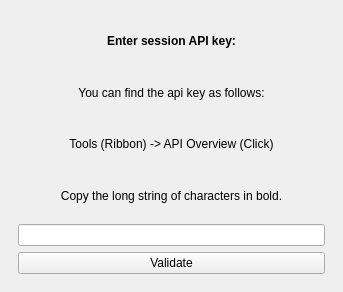
Above: tygron_dockwidget_base.ui from Tygron/qgis-plugin-tygron before the change. Below: the same form after it.
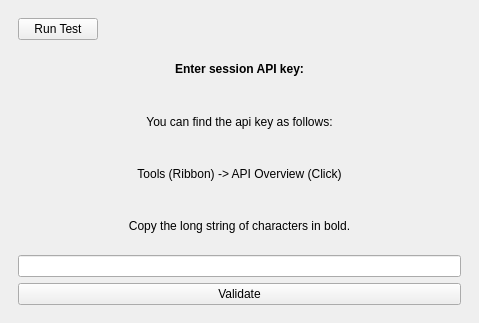
That is the form after the change. The open tabs and pages were chosen to show the change. Custom widgets are drawn as their Qt base class.

Commit message: Setup test env and popup prompts

The edit to the form file:
```diff
--- a/tygron_dockwidget_base.ui
+++ b/tygron_dockwidget_base.ui
@@ -6,8 +6,8 @@
    <rect>
     <x>0</x>
     <y>0</y>
-    <width>343</width>
-    <height>292</height>
+    <width>479</width>
+    <height>323</height>
    </rect>
   </property>
   <property name="windowTitle">
@@ -27,7 +27,7 @@
     </size>
    </property>
    <layout class="QGridLayout" name="gridLayout">
-    <item row="0" column="0">
+    <item row="6" column="0">
      <widget class="QStackedWidget" name="stackedWidget">
       <property name="currentIndex">
        <number>3</number>
@@ -522,6 +522,33 @@
       </widget>
       <widget class="QWidget" name="TokenEntryPage">
        <layout class="QVBoxLayout" name="verticalLayout_12">
+        <item>
+         <layout class="QHBoxLayout" name="horizontalLayout_5">
+          <property name="topMargin">
+           <number>0</number>
+          </property>
+          <item>
+           <widget class="QPushButton" name="TestButton">
+            <property name="text">
+             <string>Run Test</string>
+            </property>
+           </widget>
+          </item>
+          <item>
+           <spacer name="horizontalSpacer">
+            <property name="orientation">
+             <enum>Qt::Horizontal</enum>
+            </property>
+            <property name="sizeHint" stdset="0">
+             <size>
+              <width>40</width>
+              <height>20</height>
+             </size>
+            </property>
+           </spacer>
+          </item>
+         </layout>
+        </item>
         <item>
          <widget class="QLabel" name="TokenEntryLabel">
           <property name="font">
```
Left out of the diff: 10 changed lines with no effect on the pictures. The commit also changes 5 other files.
